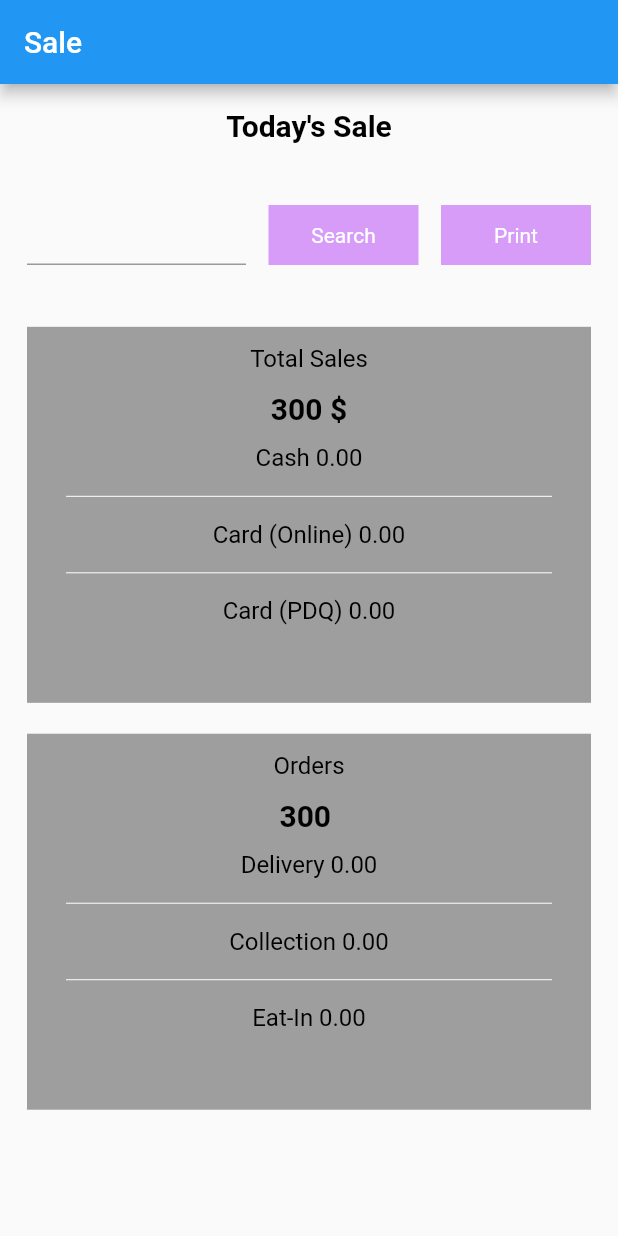
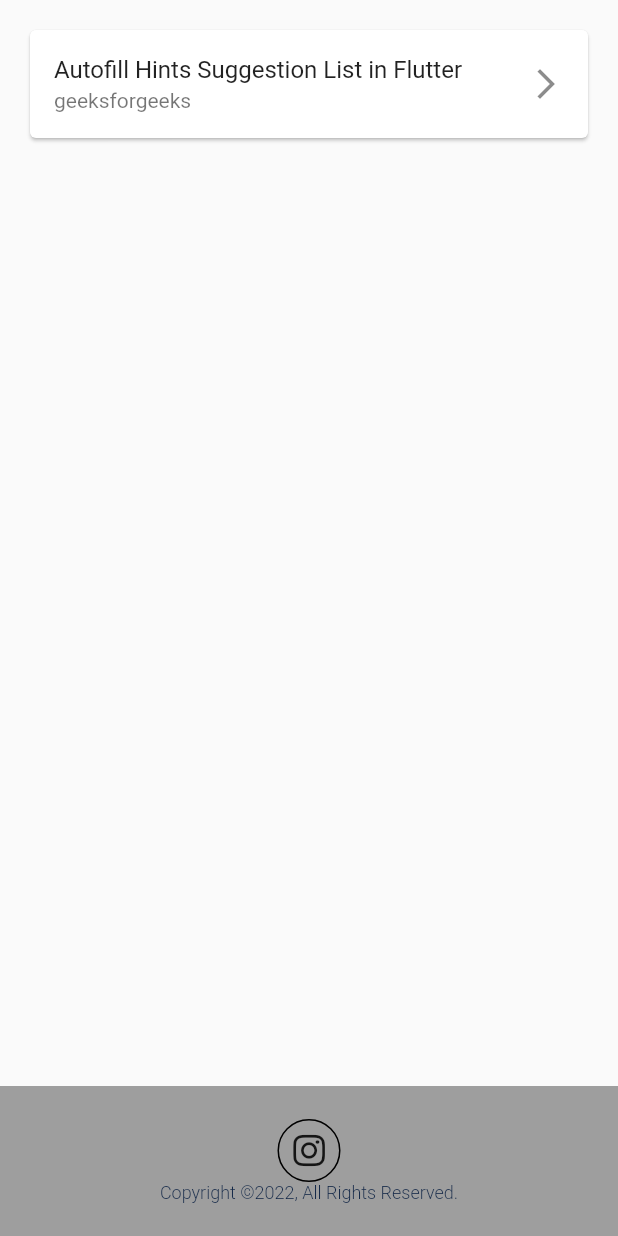
Before and after one commit to flutter-wings304/flutter_wings_Website, a Flutter app: the screen it shows after launch, on a phone screen of 412 x 824 dp. Run offline on Flutter 3.47's test engine with Material 2 defaults, Android fonts, the phone set to English and light mode, and no system bars; our stand-ins replace flutter_dotenv, font_awesome_flutter, google_fonts; missing offline and left inert: syncfusion_flutter_pdfviewer; Roboto replaces fonts that are missing (Noto).

Commit message:
blog add

```diff
--- /dev/null
+++ b/lib/blog_list.dart
@@ -0,0 +1,73 @@
+import 'package:flutter/material.dart';
+import 'package:font_awesome_flutter/font_awesome_flutter.dart';
+import 'package:url_launcher/url_launcher.dart';
+
+final List blogList = [
+  {
+    "title": "Autofill Hints Suggestion List in Flutter",
+    "url":
+        "https://www.geeksforgeeks.org/autofill-hints-suggestion-list-in-flutter/",
+    "platform": "geeksforgeeks"
+  }
+];
+
+class BlogListScreen extends StatefulWidget {
+  const BlogListScreen({Key? key}) : super(key: key);
+
+  @override
+  State<BlogListScreen> createState() => _BlogListScreenState();
+}
+
+class _BlogListScreenState extends State<BlogListScreen> {
+  @override
+  Widget build(BuildContext context) {
+    return Scaffold(
+      body: ListView.builder(
+        padding: const EdgeInsets.all(16),
+        itemCount: blogList.length,
+        itemBuilder: (BuildContext context, int index) {
+          return InkWell(
+            onTap: () {
+              launchUrl(Uri.parse(blogList[index]["url"]));
+            },
+            child: Card(
+              child: ListTile(
+                trailing: const Icon(Icons.arrow_forward_ios_outlined),
+                title: Text(blogList[index]["title"]),
+                subtitle: Text(blogList[index]["platform"]),
+              ),
+            ),
+          );
+        },
+      ),
+      bottomNavigationBar: Container(
+        height: 100,
+        color: Colors.grey,
+        child: Column(
+          mainAxisAlignment: MainAxisAlignment.center,
+          children: [
+            Row(
+              mainAxisAlignment: MainAxisAlignment.center,
+              children: [mediaLink()],
+            ),
+            const Text(
+              'Copyright ©2022, All Rights Reserved.',
+              style: TextStyle(
+                  fontWeight: FontWeight.w300,
+                  fontSize: 12.0,
+                  color: Color(0xFF162A49)),
+            ),
+          ],
+        ),
+      ),
+    );
+  }
+
+  mediaLink() {
+    return Container(
+      decoration: BoxDecoration(border: Border.all(), shape: BoxShape.circle),
+      padding: const EdgeInsets.all(8),
+      child: const Icon(FontAwesomeIcons.instagram),
+    );
+  }
+}
--- a/lib/main.dart
+++ b/lib/main.dart
@@ -2,8 +2,10 @@ import 'package:flutter/material.dart';
 import 'package:flutter_dotenv/flutter_dotenv.dart';
 import 'package:flutter_wings_website/pdfviewer.dart';
 import 'package:flutter_wings_website/welcome.dart';
+import 'package:google_fonts/google_fonts.dart';
 
 import 'autufillhints.dart';
+import 'blog_list.dart';
 import 'listequals.dart';
 import 'new_screen.dart';
 
@@ -20,7 +22,9 @@ class MyApp extends StatelessWidget {
   Widget build(BuildContext context) {
     return MaterialApp(
       title: 'Title of Your App',
+
       theme: ThemeData(
+        // fontFamily: GoogleFonts.notoSans(),
         // This is the theme of your application.
         //
         // Try running your application with "flutter run". You'll see the
@@ -31,8 +35,9 @@ class MyApp extends StatelessWidget {
         // Notice that the counter didn't reset back to zero; the application
         // is not restarted.
         primarySwatch: Colors.blue,
+        fontFamily: "Noto"
       ),
-      home: const ViewSaleScreen(),
+      home: const BlogListScreen(),
     );
   }
 }
--- a/pubspec.yaml
+++ b/pubspec.yaml
@@ -36,6 +36,9 @@ dependencies:
   flutter_dotenv: ^5.0.2
   syncfusion_flutter_pdfviewer: ^20.3.59
   intl: ^0.17.0
+  url_launcher: ^6.1.7
+  font_awesome_flutter: ^10.3.0
+  google_fonts: ^3.0.1
 
 dev_dependencies:
   flutter_test:
```
Also changed, not shown: pubspec.lock, 1 other file.
